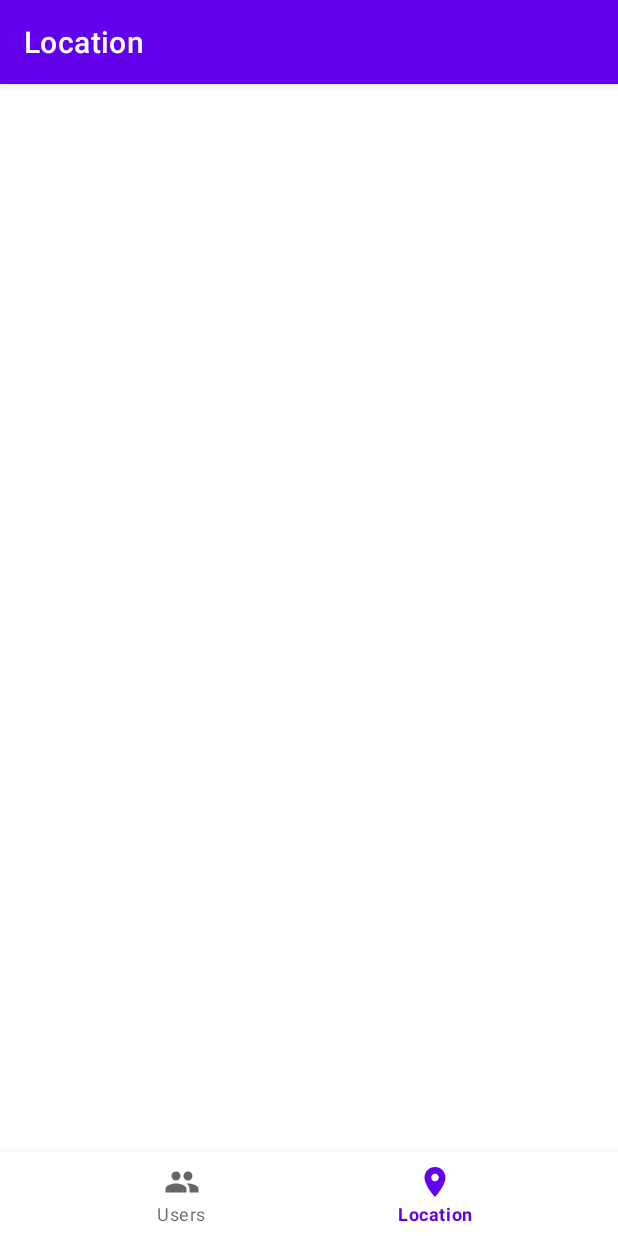
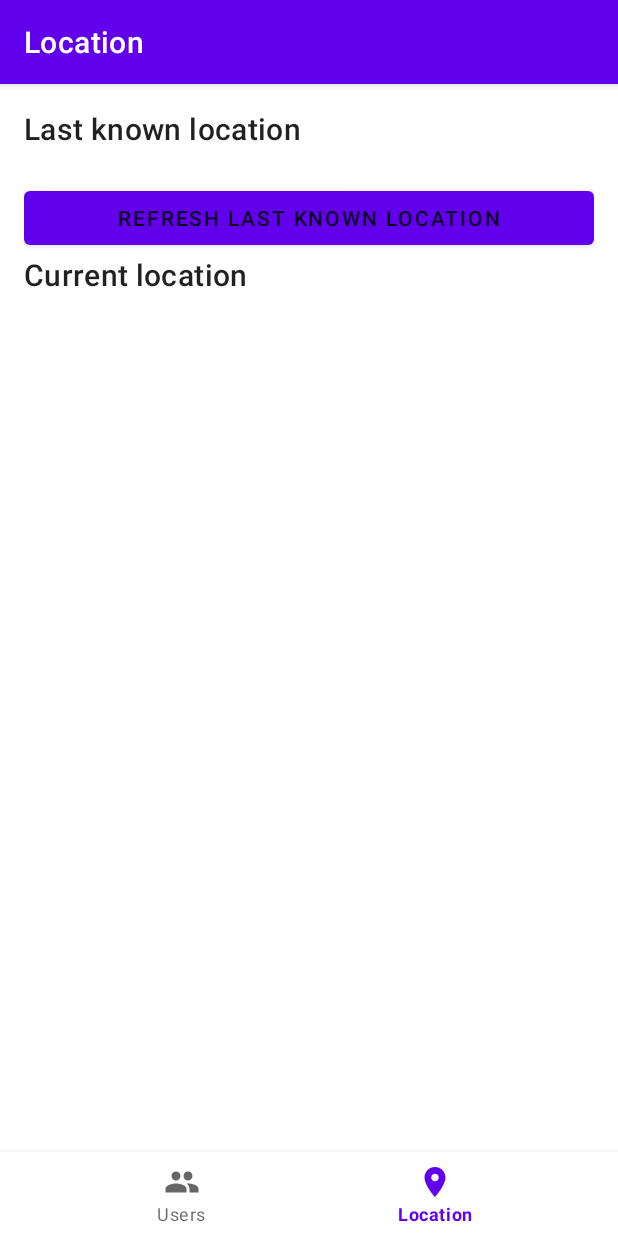
Before and after one commit to sapuglha/coroutinesExploration, an Android app: the screen it shows after launch (MainActivity), item 2 of the bottom bar chosen, on a phone screen of 412 x 824 dp. Run offline under Robolectric (Android 15) with nearby library versions, the phone set to English and light mode, and no system bars; our stand-ins replace Dagger/Hilt's generated code, Timber, data binding, navigation-ui; libraries missing offline, so code that uses them is left out: com.eazypermissions.common, com.eazypermissions.coroutinespermission; 2 statements that could not run were skipped.

Commit message:
Add LocationFragment using LiveData to retrieve data from repository

```diff
--- a/android/app/src/main/AndroidManifest.xml
+++ b/android/app/src/main/AndroidManifest.xml
@@ -4,6 +4,7 @@
     package="com.sapuglha.coroutinesexploration">
 
     <uses-permission android:name="android.permission.INTERNET" />
+    <uses-permission android:name="android.permission.ACCESS_FINE_LOCATION" />
 
     <application
         android:name=".App"
--- a/android/app/src/main/java/com/sapuglha/coroutinesexploration/di/SessionComponent.kt
+++ b/android/app/src/main/java/com/sapuglha/coroutinesexploration/di/SessionComponent.kt
@@ -16,6 +16,7 @@ import dagger.Subcomponent
         // List modules for each activity/fragment/viewModel group
         com.sapuglha.coroutinesexploration.presentation.user.form.di.Module::class,
         com.sapuglha.coroutinesexploration.presentation.user.list.di.Module::class,
+        com.sapuglha.coroutinesexploration.presentation.location.di.Module::class
     ]
 )
 interface SessionComponent {
--- a/android/app/src/main/java/com/sapuglha/coroutinesexploration/presentation/location/LocationFragment.kt
+++ b/android/app/src/main/java/com/sapuglha/coroutinesexploration/presentation/location/LocationFragment.kt
@@ -1,7 +1,80 @@
 package com.sapuglha.coroutinesexploration.presentation.location
 
+import android.Manifest
+import android.os.Bundle
+import android.view.LayoutInflater
+import android.view.View
+import android.view.ViewGroup
+import androidx.databinding.DataBindingUtil
 import androidx.fragment.app.Fragment
+import androidx.fragment.app.viewModels
+import com.eazypermissions.common.model.PermissionResult
+import com.eazypermissions.coroutinespermission.PermissionManager
+import com.sapuglha.coroutinesexploration.R
+import com.sapuglha.coroutinesexploration.databinding.FragmentLocationBinding
+import com.sapuglha.coroutinesexploration.presentation.ViewModelFactory
+import dagger.android.support.AndroidSupportInjection
+import kotlinx.coroutines.CoroutineScope
+import kotlinx.coroutines.Dispatchers
+import kotlinx.coroutines.launch
+import javax.inject.Inject
 
 class LocationFragment : Fragment() {
+    @Inject
+    lateinit var viewModelFactory: ViewModelFactory
 
+    private val viewModel: LocationViewModel by viewModels { viewModelFactory }
+
+    private lateinit var binding: FragmentLocationBinding
+
+    override fun onCreate(savedInstanceState: Bundle?) {
+        AndroidSupportInjection.inject(this)
+        super.onCreate(savedInstanceState)
+    }
+
+    override fun onCreateView(
+        inflater: LayoutInflater,
+        container: ViewGroup?,
+        savedInstanceState: Bundle?
+    ): View? {
+        binding = DataBindingUtil.inflate(inflater, R.layout.fragment_location, container, false)
+        binding.viewModel = viewModel
+        binding.lifecycleOwner = viewLifecycleOwner
+
+        return binding.root
+    }
+
+    override fun onViewCreated(view: View, savedInstanceState: Bundle?) {
+        super.onViewCreated(view, savedInstanceState)
+        requestLocationPermissions()
+    }
+
+    private fun requestLocationPermissions() {
+        CoroutineScope(Dispatchers.Default).launch {
+            val permissionResult = PermissionManager.requestPermissions(
+                this@LocationFragment,
+                1337,
+                Manifest.permission.ACCESS_FINE_LOCATION
+            )
+            when (permissionResult) {
+                is PermissionResult.PermissionGranted -> viewModel.setPermission(true)
+                is PermissionResult.PermissionDenied -> {
+                    /*Add your logic to handle permission denial*/
+                }
+                is PermissionResult.PermissionDeniedPermanently -> {
+                    //Add your logic here if user denied permission(s) permanently.
+                    //Ideally you should ask user to manually go to settings and enable permission(s)
+                }
+                is PermissionResult.ShowRational -> {
+                    //If user denied permission frequently then she/he is not clear about why you are asking this permission.
+                    //This is your chance to explain them why you need permission.
+                }
+            }
+        }
+    }
+
+    override fun onDestroy() {
+        viewModel.stopLocationUpdates()
+        super.onDestroy()
+    }
 }
--- /dev/null
+++ b/android/app/src/main/java/com/sapuglha/coroutinesexploration/presentation/location/LocationViewModel.kt
@@ -0,0 +1,48 @@
+package com.sapuglha.coroutinesexploration.presentation.location
+
+import android.location.Location
+import androidx.lifecycle.*
+import com.sapuglha.coroutinesexploration.domain.usecase.location.GetLastKnownLocationUseCase
+import com.sapuglha.coroutinesexploration.domain.usecase.location.ObserveCurrentLocationUseCase
+import com.sapuglha.coroutinesexploration.domain.usecase.location.StopLocationUpdatesUseCase
+import kotlinx.coroutines.launch
+import javax.inject.Inject
+
+class LocationViewModel @Inject constructor(
+    private val getLastKnownLocationUseCase: GetLastKnownLocationUseCase,
+    private val stopLocationUpdates: StopLocationUpdatesUseCase,
+    private val observeCurrentLocationUseCase: ObserveCurrentLocationUseCase
+) : ViewModel() {
+    private val permissionGranted = MutableLiveData<Boolean>(false)
+
+    private val lastKnownLocation = MutableLiveData<Location>().apply {
+        viewModelScope.launch {
+            value = getLastKnownLocationUseCase.execute()
+        }
+    }
+
+    val lastLocationLabel = lastKnownLocation.map {
+        "Latitude: ${it.latitude}, Longitude: ${it.longitude}"
+    }
+
+
+    val currentLocationLabel: LiveData<String> = liveData {
+        emitSource(observeCurrentLocationUseCase.execute().map {
+            "Latitude: ${it.latitude}, Longitude: ${it.longitude}"
+        })
+    }
+
+    fun setPermission(granted: Boolean) {
+        permissionGranted.postValue(granted)
+    }
+
+    fun onRefreshLocation() {
+        viewModelScope.launch {
+            lastKnownLocation.postValue(getLastKnownLocationUseCase.execute())
+        }
+    }
+
+    fun stopLocationUpdates() {
+        stopLocationUpdates.execute()
+    }
+}
--- /dev/null
+++ b/android/app/src/main/java/com/sapuglha/coroutinesexploration/presentation/location/di/Module.kt
@@ -0,0 +1,22 @@
+package com.sapuglha.coroutinesexploration.presentation.location.di
+
+import androidx.lifecycle.ViewModel
+import com.sapuglha.coroutinesexploration.presentation.ViewModelKey
+import com.sapuglha.coroutinesexploration.presentation.location.LocationFragment
+import com.sapuglha.coroutinesexploration.presentation.location.LocationViewModel
+import dagger.Binds
+import dagger.Module
+import dagger.android.ContributesAndroidInjector
+import dagger.multibindings.IntoMap
+
+@Module
+internal abstract class Module {
+    @Scope
+    @ContributesAndroidInjector
+    abstract fun provideInjector(): LocationFragment
+
+    @Binds
+    @IntoMap
+    @ViewModelKey(LocationViewModel::class)
+    internal abstract fun bindViewModel(viewModel: LocationViewModel): ViewModel
+}
--- /dev/null
+++ b/android/app/src/main/java/com/sapuglha/coroutinesexploration/presentation/location/di/Scope.kt
@@ -0,0 +1,6 @@
+package com.sapuglha.coroutinesexploration.presentation.location.di
+
+import javax.inject.Scope
+
+@Scope
+annotation class Scope
--- a/android/app/src/main/res/layout/fragment_location.xml
+++ b/android/app/src/main/res/layout/fragment_location.xml
@@ -1,6 +1,75 @@
 <?xml version="1.0" encoding="utf-8"?>
-<androidx.constraintlayout.widget.ConstraintLayout
-    xmlns:android="http://schemas.android.com/apk/res/android" android:layout_width="match_parent"
-    android:layout_height="match_parent">
+<layout xmlns:android="http://schemas.android.com/apk/res/android"
+    xmlns:app="http://schemas.android.com/apk/res-auto"
+    xmlns:tools="http://schemas.android.com/tools">
 
-</androidx.constraintlayout.widget.ConstraintLayout>
+    <androidx.constraintlayout.widget.ConstraintLayout
+        android:layout_width="match_parent"
+        android:layout_height="match_parent"
+        android:layout_margin="16dp">
+
+
+        <TextView
+            android:id="@+id/lastLocation"
+            style="@style/TextAppearance.MyTheme.Headline6"
+            android:layout_width="0dp"
+            android:layout_height="wrap_content"
+            android:text="Last known location"
+            app:layout_constraintEnd_toEndOf="parent"
+            app:layout_constraintStart_toStartOf="parent"
+            app:layout_constraintTop_toTopOf="parent" />
+
+        <TextView
+            android:id="@+id/lastLocationLabel"
+            style="@style/TextAppearance.MyTheme.Body1"
+            android:layout_width="0dp"
+            android:layout_height="wrap_content"
+            android:text="@{viewModel.lastLocationLabel}"
+            app:layout_constraintEnd_toEndOf="parent"
+            app:layout_constraintStart_toStartOf="parent"
+            app:layout_constraintTop_toBottomOf="@id/lastLocation"
+            tools:text="Latitude: 53, Longitude: -113" />
+
+        <Button
+            android:id="@+id/buttton"
+            style="@style/TextAppearance.MyTheme.Button"
+            android:layout_width="0dp"
+            android:layout_height="wrap_content"
+            android:onClick="@{() -> viewModel.onRefreshLocation()}"
+            android:text="Refresh last known location"
+            app:layout_constraintEnd_toEndOf="parent"
+            app:layout_constraintStart_toStartOf="parent"
+            app:layout_constraintTop_toBottomOf="@+id/lastLocationLabel" />
+
+
+        <!-- ====================================== -->
+        <TextView
+            android:id="@+id/currentLocation"
+            style="@style/TextAppearance.MyTheme.Headline6"
+            android:layout_width="0dp"
+            android:layout_height="wrap_content"
+            android:text="Current location"
+            app:layout_constraintEnd_toEndOf="parent"
+            app:layout_constraintStart_toStartOf="parent"
+            app:layout_constraintTop_toBottomOf="@id/buttton" />
+
+        <TextView
+            android:id="@+id/currentLocationLabel"
+            style="@style/TextAppearance.MyTheme.Body1"
+            android:layout_width="0dp"
+            android:layout_height="wrap_content"
+            android:text="@{viewModel.currentLocationLabel}"
+            app:layout_constraintEnd_toEndOf="parent"
+            app:layout_constraintStart_toStartOf="parent"
+            app:layout_constraintTop_toBottomOf="@id/currentLocation"
+            tools:text="Latitude: 53, Longitude: -113" />
+
+    </androidx.constraintlayout.widget.ConstraintLayout>
+
+    <data>
+
+        <variable
+            name="viewModel"
+            type="com.sapuglha.coroutinesexploration.presentation.location.LocationViewModel" />
+    </data>
+</layout>
--- a/android/build.gradle
+++ b/android/build.gradle
@@ -7,6 +7,8 @@ buildscript {
     dependencies {
         classpath 'com.android.tools.build:gradle:3.6.0-beta01'
         classpath "org.jetbrains.kotlin:kotlin-gradle-plugin:$kotlin_version"
+
+        classpath 'com.google.gms:google-services:4.3.2'
 
         classpath "androidx.navigation:navigation-safe-args-gradle-plugin:2.2.0-beta01"
 
--- a/android/data/build.gradle
+++ b/android/data/build.gradle
@@ -83,6 +83,9 @@ dependencies {
     // ========== LiveData
     implementation "androidx.lifecycle:lifecycle-livedata:$versions.androidx.lifecycle"
 
+    // Location services
+    implementation "com.google.android.gms:play-services-location:$versions.playServices.location"
+
     // ========== Network - Retrofit + OkHttp
     api "com.squareup.okhttp3:okhttp:$versions.okhttp"
     implementation "com.squareup.okhttp3:logging-interceptor:$versions.okhttp"
--- a/android/data/src/main/java/com/sapuglha/coroutinesexploration/data/di/RepositoryModule.kt
+++ b/android/data/src/main/java/com/sapuglha/coroutinesexploration/data/di/RepositoryModule.kt
@@ -1,7 +1,10 @@
 package com.sapuglha.coroutinesexploration.data.di
 
+import android.content.Context
 import com.sapuglha.coroutinesexploration.data.net.UserApi
+import com.sapuglha.coroutinesexploration.data.repository.LocationRepositoryImpl
 import com.sapuglha.coroutinesexploration.data.repository.UserRepositoryImpl
+import com.sapuglha.coroutinesexploration.domain.repository.LocationRepository
 import com.sapuglha.coroutinesexploration.domain.repository.UserRepository
 import dagger.Module
 import dagger.Provides
@@ -10,4 +13,8 @@ import dagger.Provides
 open class RepositoryModule {
     @Provides
     fun provideUserRepository(userApi: UserApi): UserRepository = UserRepositoryImpl(userApi)
+
+    @Provides
+    fun provideLocationRepository(context: Context): LocationRepository =
+        LocationRepositoryImpl(context)
 }
--- /dev/null
+++ b/android/data/src/main/java/com/sapuglha/coroutinesexploration/data/repository/LocationRepositoryImpl.kt
@@ -0,0 +1,72 @@
+package com.sapuglha.coroutinesexploration.data.repository
+
+import android.annotation.SuppressLint
+import android.content.Context
+import android.location.Location
+import android.os.Looper
+import androidx.lifecycle.LiveData
+import androidx.lifecycle.MutableLiveData
+import com.google.android.gms.location.LocationCallback
+import com.google.android.gms.location.LocationRequest
+import com.google.android.gms.location.LocationResult
+import com.google.android.gms.location.LocationServices
+import com.sapuglha.coroutinesexploration.domain.repository.LocationRepository
+import kotlinx.coroutines.ExperimentalCoroutinesApi
+import kotlinx.coroutines.FlowPreview
+import timber.log.Timber
+import javax.inject.Inject
+import kotlin.coroutines.resume
+import kotlin.coroutines.suspendCoroutine
+
+/**
+ * Permission should be handled by the activity/fragment before making use of this repository
+ */
+class LocationRepositoryImpl @Inject constructor(
+    private val context: Context
+) : LocationRepository {
+
+    private lateinit var listener: LocationCallback
+
+    init {
+        startLocationUpdates()
+    }
+
+    private val currentLocation = MutableLiveData<Location>()
+
+    override fun observeLastLocation(): LiveData<Location> = currentLocation
+
+    @SuppressLint("MissingPermission")
+    override suspend fun getLastKnownLocation(): Location = suspendCoroutine { coroutine ->
+        LocationServices.getFusedLocationProviderClient(context).lastLocation
+            .addOnSuccessListener { location -> coroutine.resume(location) }
+            .addOnCanceledListener { Timber.e("Last Known location: on canceled listener") }
+            .addOnFailureListener { Timber.e("Last Known location: on failure listener") }
+    }
+
+    override fun stopLocationUpdates() {
+        val locationProviderClient = LocationServices.getFusedLocationProviderClient(context)
+        locationProviderClient.removeLocationUpdates(listener)
+    }
+
+    private fun startLocationUpdates() {
+        val locationProviderClient = LocationServices.getFusedLocationProviderClient(context)
+
+        val locationRequest = LocationRequest().apply {
+            priority = LocationRequest.PRIORITY_HIGH_ACCURACY
+            fastestInterval = 0
+            interval = 0
+        }
+
+        listener = object : LocationCallback() {
+            override fun onLocationResult(locationResult: LocationResult?) {
+                locationResult?.lastLocation?.let {
+                    currentLocation.postValue(it)
+                    Timber.d("New fresh location ${locationResult?.lastLocation}")
+                }
+            }
+        }
+
+        locationProviderClient
+            .requestLocationUpdates(locationRequest, listener, Looper.getMainLooper())
+    }
+}
--- /dev/null
+++ b/android/domain/src/main/java/com/sapuglha/coroutinesexploration/domain/repository/LocationRepository.kt
@@ -0,0 +1,10 @@
+package com.sapuglha.coroutinesexploration.domain.repository
+
+import android.location.Location
+import androidx.lifecycle.LiveData
+
+interface LocationRepository {
+    suspend fun getLastKnownLocation(): Location
+    fun observeLastLocation(): LiveData<Location>
+    fun stopLocationUpdates()
+}
--- /dev/null
+++ b/android/domain/src/main/java/com/sapuglha/coroutinesexploration/domain/usecase/location/GetLastKnownLocationUseCase.kt
@@ -0,0 +1,12 @@
+package com.sapuglha.coroutinesexploration.domain.usecase.location
+
+import android.location.Location
+import androidx.lifecycle.LiveData
+import com.sapuglha.coroutinesexploration.domain.repository.LocationRepository
+import javax.inject.Inject
+
+class GetLastKnownLocationUseCase @Inject constructor(
+    private val locationRepository: LocationRepository
+) {
+    suspend fun execute(): Location = locationRepository.getLastKnownLocation()
+}
--- /dev/null
+++ b/android/domain/src/main/java/com/sapuglha/coroutinesexploration/domain/usecase/location/ObserveCurrentLocationUseCase.kt
@@ -0,0 +1,12 @@
+package com.sapuglha.coroutinesexploration.domain.usecase.location
+
+import android.location.Location
+import androidx.lifecycle.LiveData
+import com.sapuglha.coroutinesexploration.domain.repository.LocationRepository
+import javax.inject.Inject
+
+class ObserveCurrentLocationUseCase @Inject constructor(
+    private val locationRepository: LocationRepository
+) {
+    suspend fun execute(): LiveData<Location> = locationRepository.observeLastLocation()
+}
--- /dev/null
+++ b/android/domain/src/main/java/com/sapuglha/coroutinesexploration/domain/usecase/location/StopLocationUpdatesUseCase.kt
@@ -0,0 +1,10 @@
+package com.sapuglha.coroutinesexploration.domain.usecase.location
+
+import com.sapuglha.coroutinesexploration.domain.repository.LocationRepository
+import javax.inject.Inject
+
+class StopLocationUpdatesUseCase @Inject constructor(
+    private val locationRepository: LocationRepository
+) {
+    fun execute() = locationRepository.stopLocationUpdates()
+}
```
